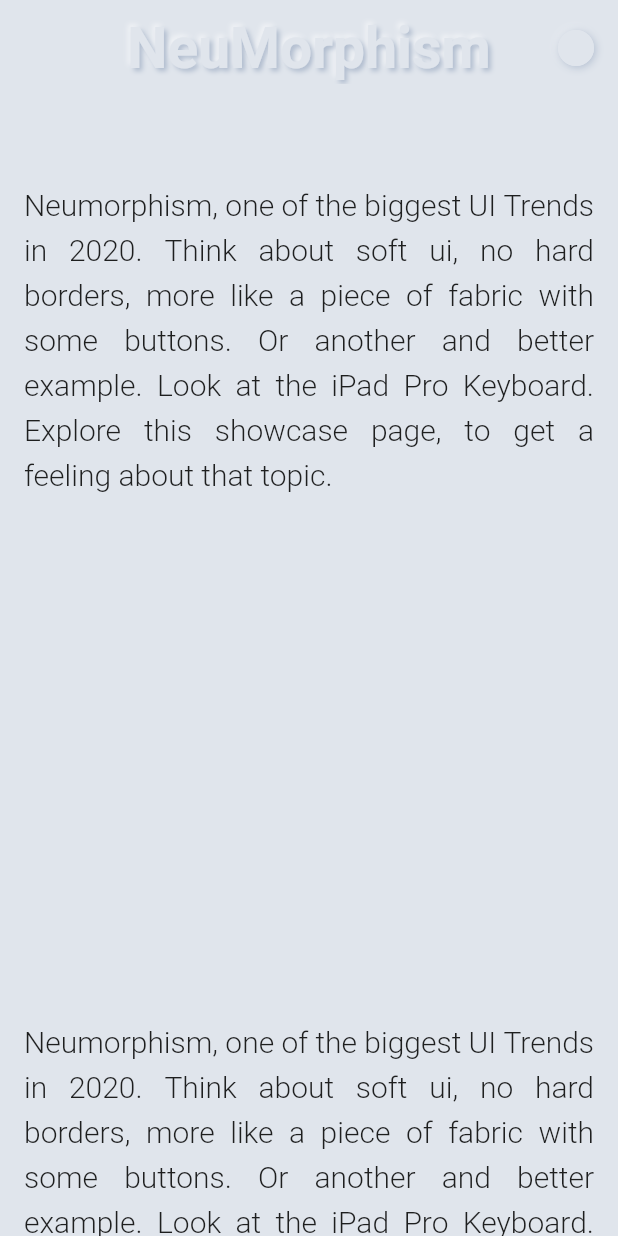
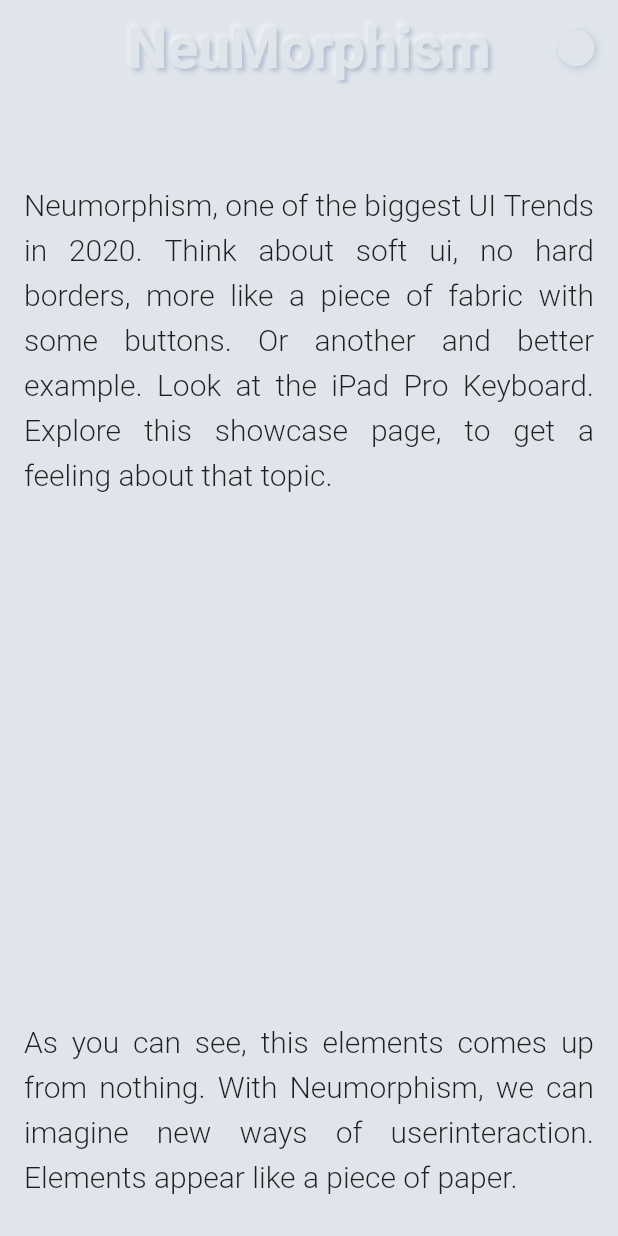
Before and after one commit to mboeddeker/NeuMorphism, a Flutter app: the screen it shows after launch, on a phone screen of 412 x 824 dp. Run offline on Flutter 3.47's test engine with Material 2 defaults, Android fonts, the phone set to English and light mode, and no system bars; our stand-ins replace shared_preferences; missing offline and left inert: universal_html.

Commit message:
Changed some parts

```diff
--- a/lib/pages/showcase_page.dart
+++ b/lib/pages/showcase_page.dart
@@ -104,7 +104,7 @@ class ShowcasePage extends StatelessWidget {
             right: ResponsiveWidget.isLargeScreen(context) ? 80 : 16,
           ),
           child: Text(
-            'Neumorphism, one of the biggest UI Trends in 2020. Think about soft ui, no hard borders, more like a piece of fabric with some buttons. Or another and better example. Look at the iPad Pro Keyboard. Explore this showcase page, to get a feeling about that topic.',
+            'As you can see, this elements comes up from nothing. With Neumorphism, we can imagine new ways of userinteraction. Elements appear like a piece of paper.',
             textAlign: TextAlign.justify,
             style: TextStyle(fontSize: 20, fontWeight: FontWeight.w300, height: 1.5),
           ),
@@ -124,7 +124,7 @@ class ShowcasePage extends StatelessWidget {
             right: ResponsiveWidget.isLargeScreen(context) ? 80 : 16,
           ),
           child: Text(
-            'Neumorphism, one of the biggest UI Trends in 2020. Think about soft ui, no hard borders, more like a piece of fabric with some buttons. Or another and better example. Look at the iPad Pro Keyboard. Explore this showcase page, to get a feeling about that topic.',
+            'We can use this, for elements like buttons, progress bars, lists, menus and so on. I do not show everything here in the demo (not now), but with this design system, we create a feeling of real touch on a canvas.',
             textAlign: TextAlign.justify,
             style: TextStyle(fontSize: 20, fontWeight: FontWeight.w300, height: 1.5),
           ),
@@ -223,7 +223,7 @@ class ShowcasePage extends StatelessWidget {
             right: ResponsiveWidget.isLargeScreen(context) ? 80 : 16,
           ),
           child: Text(
-            'Neumorphism, one of the biggest UI Trends in 2020. Think about soft ui, no hard borders, more like a piece of fabric with some buttons. Or another and better example. Look at the iPad Pro Keyboard. Explore this showcase page, to get a feeling about that topic.',
+            'Another great example is that image. You can use it in card elements also. Everything is possible.',
             textAlign: TextAlign.justify,
             style: TextStyle(fontSize: 20, fontWeight: FontWeight.w300, height: 1.5),
           ),
@@ -275,7 +275,7 @@ class ShowcasePage extends StatelessWidget {
             right: ResponsiveWidget.isLargeScreen(context) ? 80 : 16,
           ),
           child: Text(
-            'Neumorphism, one of the biggest UI Trends in 2020. Think about soft ui, no hard borders, more like a piece of fabric with some buttons. Or another and better example. Look at the iPad Pro Keyboard. Explore this showcase page, to get a feeling about that topic.',
+            'And why not a complete mobile layout in Neumorphism ? With this example, you get a feeling for this. ',
             textAlign: TextAlign.justify,
             style: TextStyle(fontSize: 20, fontWeight: FontWeight.w300, height: 1.5),
           ),
```
